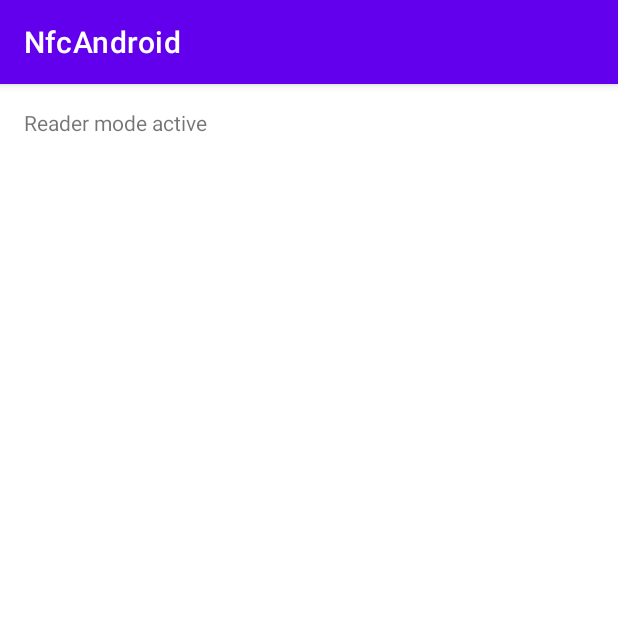
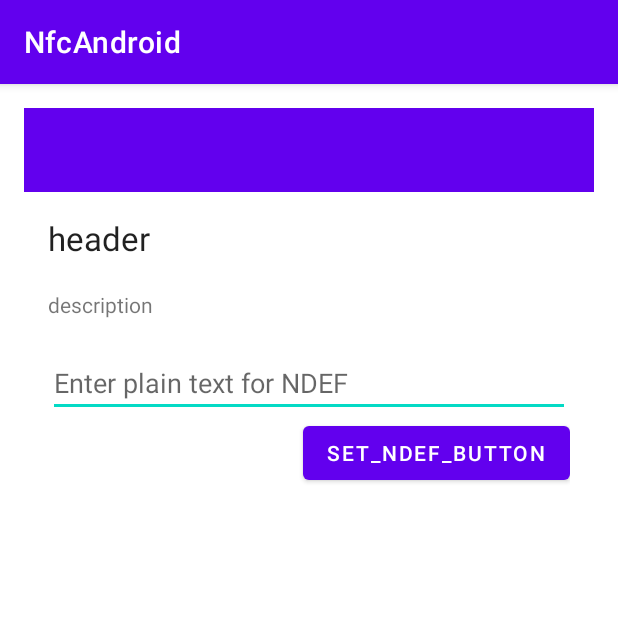
Before and after one commit to dmytrolutsyk/nfcandroid, an Android app: the screen it shows after launch (MainActivity), on a phone screen of 412 x 824 dp, the top half of it. Run offline under Robolectric (Android 15) with nearby library versions, the phone set to English and light mode, and no system bars.

```diff
--- a/app/build.gradle
+++ b/app/build.gradle
@@ -32,6 +32,7 @@ dependencies {
     implementation 'androidx.appcompat:appcompat:1.4.1'
     implementation 'com.google.android.material:material:1.6.0'
     implementation 'androidx.constraintlayout:constraintlayout:2.1.3'
+    implementation 'androidx.appcompat:appcompat:1.0.0'
     testImplementation 'junit:junit:4.13.2'
     androidTestImplementation 'androidx.test.ext:junit:1.1.3'
     androidTestImplementation 'androidx.test.espresso:espresso-core:3.4.0'
--- a/app/src/main/java/com/test/beta/nfcandroid/MainActivity.java
+++ b/app/src/main/java/com/test/beta/nfcandroid/MainActivity.java
@@ -1,6 +1,7 @@
 package com.test.beta.nfcandroid;
 
 import androidx.annotation.RequiresApi;
+import androidx.appcompat.app.ActionBar;
 import androidx.appcompat.app.AppCompatActivity;
 
 import android.app.Activity;
@@ -13,78 +14,62 @@ import android.nfc.cardemulation.HostApduService;
 import android.nfc.tech.IsoDep;
 import android.os.Build;
 import android.os.Bundle;
+import android.view.View;
+import android.widget.Button;
 import android.widget.ListView;
+import android.widget.TextView;
 
-@RequiresApi(api = Build.VERSION_CODES.KITKAT)
-public class MainActivity extends AppCompatActivity implements IsoDepTransceiver.OnMessageReceived, NfcAdapter.ReaderCallback {
-
-    /*@Override
-    protected void onCreate(Bundle savedInstanceState) {
-        super.onCreate(savedInstanceState);
-        setContentView(R.layout.activity_main);
-    }*/
-    private NfcAdapter nfcAdapter;
-    private ListView listView;
-    private IsoDepAdapter isoDepAdapter;
+public class MainActivity extends AppCompatActivity {
+    private static final String TAG = "JDR HostCardEmulation";
 
     @Override
     protected void onCreate(Bundle savedInstanceState) {
         super.onCreate(savedInstanceState);
         setContentView(R.layout.activity_main);
-        listView = (ListView)findViewById(R.id.listView);
-        isoDepAdapter = new IsoDepAdapter(getLayoutInflater());
-        listView.setAdapter(isoDepAdapter);
-        nfcAdapter = NfcAdapter.getDefaultAdapter(this);
+
+        ActionBar toolbar = getSupportActionBar();
+        toolbar.setTitle(R.string.app_name);
+
+        Button setNdef = (Button) findViewById(R.id.set_ndef_button);
+        setNdef.setOnClickListener(new View.OnClickListener() {
+                                       @Override
+                                       public void onClick(View view) {
+
+                                           //
+                                           // Technically, if this is past our byte limit,
+                                           // it will cause issues.
+                                           //
+                                           // TODO: add validation
+                                           //
+                                           TextView getNdefString = (TextView) findViewById(R.id.ndef_text);
+                                           String test = getNdefString.getText().toString();
+
+                                           Intent intent = new Intent(view.getContext(), MyHostApduService.class);
+                                           intent.putExtra("ndefMessage", test);
+                                           startService(intent);
+                                       }
+                                   }
+        );
     }
 
-    @RequiresApi(api = Build.VERSION_CODES.KITKAT)
-    /*@Override
-    public void onResume() {
-        super.onResume();
-        IntentFilter writeTagFilters[];
-        IntentFilter tagDetected = new IntentFilter(NfcAdapter.ACTION_TAG_DISCOVERED);
-        writeTagFilters = new IntentFilter[] { tagDetected };
-
-        PendingIntent pendingIntent = PendingIntent.getActivity(this, 0, new Intent(this, getClass()).addFlags(Intent.FLAG_ACTIVITY_SINGLE_TOP), 0);
-        if(nfcAdapter==null)
-        {
-            nfcAdapter = NfcAdapter.getDefaultAdapter(this);
-        }
-        nfcAdapter.enableForegroundDispatch(this, pendingIntent,       writeTagFilters, null);
-
-    }*/
     @Override
     public void onResume() {
         super.onResume();
-        nfcAdapter.enableReaderMode(this, this, NfcAdapter.FLAG_READER_NFC_A | NfcAdapter.FLAG_READER_SKIP_NDEF_CHECK,
-                null);
     }
 
-    @RequiresApi(api = Build.VERSION_CODES.KITKAT)
     @Override
     public void onPause() {
         super.onPause();
-        nfcAdapter.disableReaderMode(this);
     }
 
-    public void onTagDiscovered(Tag tag) {
-        IsoDep isoDep = IsoDep.get(tag);
-        IsoDepTransceiver transceiver = new IsoDepTransceiver(isoDep, (IsoDepTransceiver.OnMessageReceived) this);
-        Thread thread = new Thread(transceiver);
-        thread.start();
+    @Override
+    public void onStop() {
+        super.onStop();
     }
 
-    public void onMessage(final byte[] message) {
-        runOnUiThread(new Runnable() {
-
-            @Override
-            public void run() {
-                isoDepAdapter.addMessage(new String(message));
-            }
-        });
+    @Override
+    public void onDestroy() {
+        super.onDestroy();
     }
 
-    public void onError(Exception exception) {
-        onMessage(exception.getMessage().getBytes());
-    }
 }
--- a/app/src/main/res/layout/activity_main.xml
+++ b/app/src/main/res/layout/activity_main.xml
@@ -8,16 +8,60 @@
     android:paddingTop="@dimen/activity_vertical_margin"
     tools:context=".MainActivity" >
 
-    <TextView
-        android:id="@+id/intro"
-        android:layout_width="wrap_content"
-        android:layout_height="wrap_content"
-        android:text="@string/activity_into" />
+    <androidx.appcompat.widget.Toolbar
+        android:id="@+id/toolbar"
+        android:layout_width="match_parent"
+        android:layout_height="?attr/actionBarSize"
+        android:background="?attr/colorPrimary"
+        android:titleTextAppearance="@style/test"
+        android:minHeight="?attr/actionBarSize" />
 
-    <ListView
-        android:id="@+id/listView"
+
+    <RelativeLayout xmlns:android="http://schemas.android.com/apk/res/android"
+        xmlns:tools="http://schemas.android.com/tools"
         android:layout_width="match_parent"
-        android:layout_height="match_parent"
-        android:layout_below="@+id/intro"></ListView>
+        android:paddingLeft="@dimen/activity_horizontal_margin"
+        android:paddingRight="@dimen/activity_horizontal_margin"
+        android:paddingTop="@dimen/activity_vertical_margin"
+        android:paddingBottom="@dimen/activity_vertical_margin"
+        android:layout_below="@+id/toolbar"
+        android:layout_height="wrap_content">
+
+        <TextView
+            android:layout_width="match_parent"
+            android:layout_height="wrap_content"
+            android:textAppearance="?android:attr/textAppearanceLarge"
+            android:text="@string/header"
+            android:id="@+id/Header"
+
+            android:layout_alignParentTop="true"
+            android:layout_alignParentStart="true"
+            android:layout_marginBottom="20dp" />
+
+        <TextView
+            android:layout_width="match_parent"
+            android:layout_height="wrap_content"
+            android:text="@string/description"
+            android:id="@+id/description"
+            android:layout_below="@+id/Header"
+            android:layout_alignParentStart="true"
+            android:layout_marginBottom="20dp" />
+
+        <EditText
+            android:layout_width="match_parent"
+            android:layout_height="wrap_content"
+            android:id="@+id/ndef_text"
+            android:layout_below="@+id/description"
+            android:layout_alignParentStart="true"
+            android:hint="Enter plain text for NDEF" />
+
+        <Button
+            android:layout_width="wrap_content"
+            android:layout_height="wrap_content"
+            android:text="@string/set_ndef_button"
+            android:id="@+id/set_ndef_button"
+            android:layout_below="@+id/ndef_text"
+            android:layout_alignEnd="@+id/ndef_text" />
+    </RelativeLayout>
 
 </RelativeLayout>
--- a/app/src/main/res/values/strings.xml
+++ b/app/src/main/res/values/strings.xml
@@ -5,5 +5,8 @@
 <string name="activity_into">Reader mode active</string>
 <string name="aiddescription">aiddescription</string>
 <string name="servicedesc">servicedesc</string>
+    <string name="set_ndef_button">set_ndef_button</string>
+    <string name="description">description</string>
+    <string name="header">header</string>
 
 </resources>
--- /dev/null
+++ b/app/src/main/res/values/styles.xml
@@ -0,0 +1,25 @@
+<?xml version="1.0" encoding="utf-8"?>
+<resources>
+    <style name="AppTheme" parent="Theme.AppCompat.Light">
+
+    </style>
+    <style name="Theme.MyTheme" parent="Theme.AppCompat.Light">
+
+        <!-- Main theme colors -->
+        <!--   your app branding color for the app bar -->
+        <item name="colorPrimary">#8BC34A</item>
+        <!--   darker variant for the status bar and contextual app bars -->
+        <item name="colorPrimaryDark">#689F38</item>
+        <!--   theme UI controls like checkboxes and text fields -->
+        <item name="colorAccent">#B2FF59</item>
+    </style>
+    <style name="test" parent="Theme.MyTheme">
+        <!-- Main theme colors -->
+        <!--   your app branding color for the app bar -->
+        <item name="colorPrimary">#8BC34A</item>
+        <!--   darker variant for the status bar and contextual app bars -->
+        <item name="colorPrimaryDark">#689F38</item>
+        <!--   theme UI controls like checkboxes and text fields -->
+        <item name="colorAccent">#B2FF59</item>
+    </style>
+</resources>
```
Also changed, not shown: app/src/main/java/com/test/beta/nfcandroid/MyHostApduService.java (+228 -7 lines), app/src/main/java/com/test/beta/nfcandroid/utils.java (added, +43 -0 lines).
